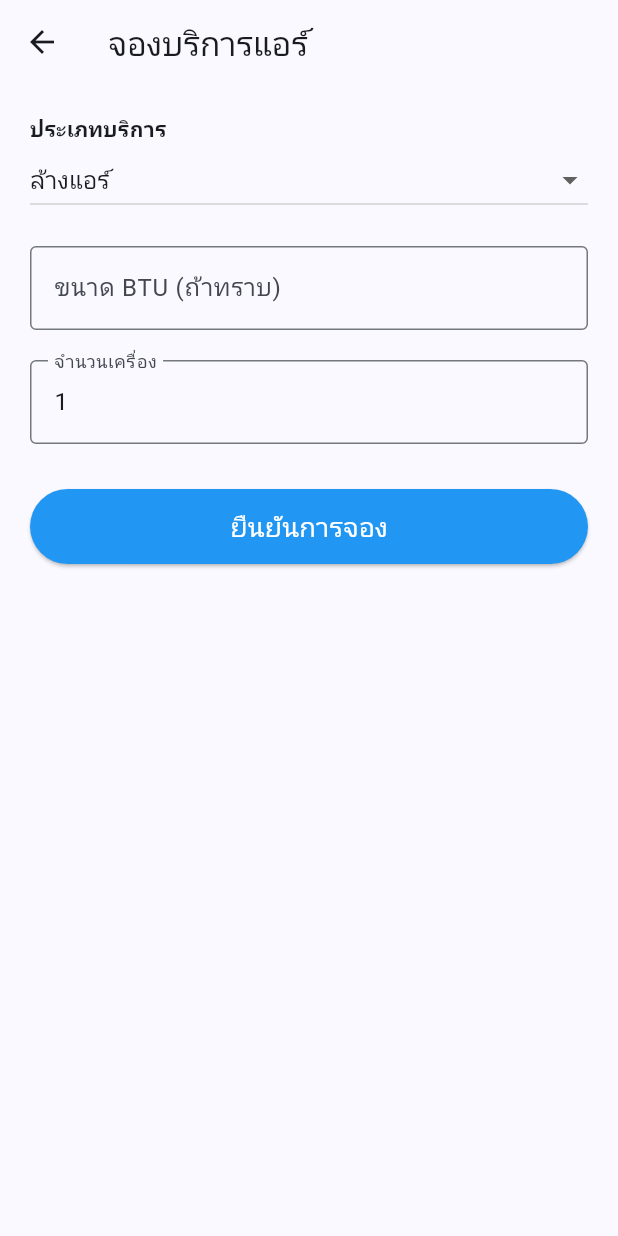
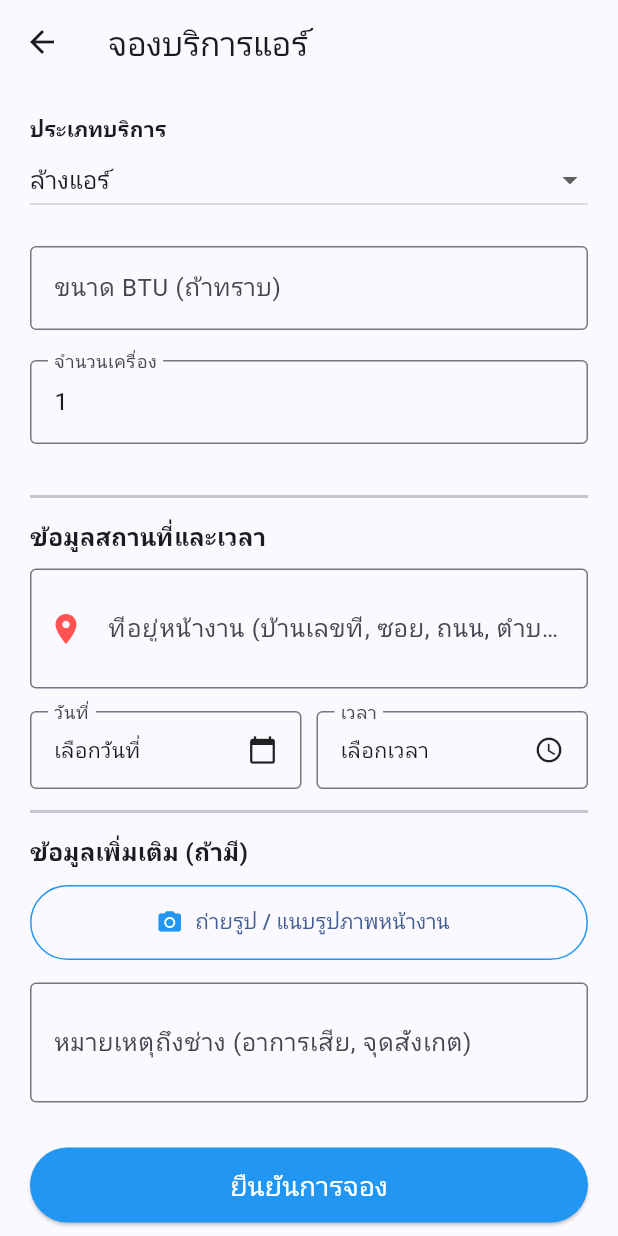
Before and after one commit to TEERAPAT-SUKKASEM/kiangthai_services, a Flutter app: the AirBookingScreen screen opened directly, on a phone screen of 412 x 824 dp. Run offline on Flutter 3.47's test engine with Material 3 defaults, Android fonts, the phone set to English and light mode, and no system bars; our stand-ins replace firebase_core, flutter_dotenv, supabase_flutter; accounts and stored records are empty.

Commit message:
Add SharedBookingFields widget for reusable booking form components in AirBookingScreen

```diff
--- a/lib/ui/customer/air_booking_screen.dart
+++ b/lib/ui/customer/air_booking_screen.dart
@@ -1,5 +1,6 @@
 import 'package:flutter/material.dart';
-import 'package:supabase_flutter/supabase_flutter.dart';
+// import ไฟล์ชิ้นส่วนส่วนกลางของเรา
+import '../widgets/shared_booking_fields.dart';
 
 class AirBookingScreen extends StatefulWidget {
   const AirBookingScreen({super.key});
@@ -9,9 +10,27 @@ class AirBookingScreen extends StatefulWidget {
 }
 
 class _AirBookingScreenState extends State<AirBookingScreen> {
+  // 1. ตัวแปรสำหรับฟอร์มจองแอร์ (เฉพาะของแอร์)
   String _selectedService = 'ล้างแอร์';
   final _btuController = TextEditingController();
   final _countController = TextEditingController(text: '1');
+
+  // 2. ตัวแปรสำหรับชิ้นส่วนส่วนกลาง (เวลา, สถานที่, รูปภาพ)
+  DateTime? _selectedDate;
+  TimeOfDay? _selectedTime;
+  final _addressController = TextEditingController();
+  final _noteController = TextEditingController();
+  bool _hasImage = false;
+
+  @override
+  void dispose() {
+    // ควรล้างข้อมูลใน Controller เมื่อออกจากหน้าจอเพื่อป้องกัน Memory Leak
+    _btuController.dispose();
+    _countController.dispose();
+    _addressController.dispose();
+    _noteController.dispose();
+    super.dispose();
+  }
 
   @override
   Widget build(BuildContext context) {
@@ -39,6 +58,7 @@ class _AirBookingScreenState extends State<AirBookingScreen> {
                 setState(() => _selectedService = newValue!),
           ),
           const SizedBox(height: 20),
+
           TextField(
             controller: _btuController,
             decoration: const InputDecoration(
@@ -48,6 +68,7 @@ class _AirBookingScreenState extends State<AirBookingScreen> {
             keyboardType: TextInputType.number,
           ),
           const SizedBox(height: 20),
+
           TextField(
             controller: _countController,
             decoration: const InputDecoration(
@@ -56,7 +77,45 @@ class _AirBookingScreenState extends State<AirBookingScreen> {
             ),
             keyboardType: TextInputType.number,
           ),
+          const SizedBox(height: 20),
+
+          // --- เรียกใช้งาน SharedBookingFields (ส่งค่าให้ครบถ้วน) ---
+          SharedBookingFields(
+            selectedDate: _selectedDate,
+            selectedTime: _selectedTime,
+            addressController: _addressController,
+            noteController: _noteController,
+            hasImage: _hasImage,
+            onDateTap: () async {
+              DateTime? picked = await showDatePicker(
+                context: context,
+                initialDate: DateTime.now(),
+                firstDate: DateTime.now(),
+                lastDate: DateTime.now().add(const Duration(days: 30)),
+              );
+              if (picked != null) {
+                setState(() => _selectedDate = picked);
+              }
+            },
+            onTimeTap: () async {
+              TimeOfDay? picked = await showTimePicker(
+                context: context,
+                initialTime: TimeOfDay.now(),
+              );
+              if (picked != null) {
+                setState(() => _selectedTime = picked);
+              }
+            },
+            onImageTap: () {
+              // ตอนนี้ทำปุ่มให้กดสลับสถานะได้ก่อน เดี๋ยวเรามาใส่โค้ดกล้องทีหลัง
+              setState(() => _hasImage = !_hasImage);
+            },
+          ),
+
+          // --------------------------------------------------------
           const SizedBox(height: 30),
+
+          // ปุ่มยืนยัน
           ElevatedButton(
             style: ElevatedButton.styleFrom(
               minimumSize: const Size.fromHeight(50),
@@ -64,6 +123,17 @@ class _AirBookingScreenState extends State<AirBookingScreen> {
               foregroundColor: Colors.white,
             ),
             onPressed: () {
+              // ตรวจสอบเบื้องต้นว่ากรอกข้อมูลครบไหม
+              if (_selectedDate == null ||
+                  _selectedTime == null ||
+                  _addressController.text.isEmpty) {
+                ScaffoldMessenger.of(context).showSnackBar(
+                  const SnackBar(
+                    content: Text('กรุณากรอกวันที่ เวลา และที่อยู่ให้ครบถ้วน'),
+                  ),
+                );
+                return;
+              }
               ScaffoldMessenger.of(context).showSnackBar(
                 const SnackBar(content: Text('กำลังบันทึกข้อมูล...')),
               );
--- /dev/null
+++ b/lib/ui/widgets/shared_booking_fields.dart
@@ -0,0 +1,138 @@
+import 'package:flutter/material.dart';
+
+class SharedBookingFields extends StatelessWidget {
+  final DateTime? selectedDate;
+  final TimeOfDay? selectedTime;
+  final TextEditingController addressController;
+  final TextEditingController noteController;
+  final VoidCallback onDateTap;
+  final VoidCallback onTimeTap;
+  final VoidCallback onImageTap;
+  final bool hasImage; // ตัวแปรเช็คว่าลูกค้าแนบรูปหรือยัง
+
+  const SharedBookingFields({
+    super.key,
+    required this.selectedDate,
+    required this.selectedTime,
+    required this.addressController,
+    required this.noteController,
+    required this.onDateTap,
+    required this.onTimeTap,
+    required this.onImageTap,
+    this.hasImage = false,
+  });
+
+  @override
+  Widget build(BuildContext context) {
+    return Column(
+      crossAxisAlignment: CrossAxisAlignment.start,
+      children: [
+        const Divider(height: 30, thickness: 2),
+        const Text(
+          'ข้อมูลสถานที่และเวลา',
+          style: TextStyle(fontWeight: FontWeight.bold, fontSize: 16),
+        ),
+        const SizedBox(height: 10),
+
+        // 1. ช่องกรอกที่อยู่หน้างาน
+        TextField(
+          controller: addressController,
+          maxLines: 2,
+          decoration: const InputDecoration(
+            labelText: 'ที่อยู่หน้างาน (บ้านเลขที่, ซอย, ถนน, ตำบล)',
+            border: OutlineInputBorder(),
+            prefixIcon: Icon(Icons.location_on, color: Colors.redAccent),
+          ),
+        ),
+        const SizedBox(height: 15),
+
+        // 2. ปุ่มเลือกวันที่ และ เวลา (แบ่งครึ่งจอ)
+        Row(
+          children: [
+            Expanded(
+              child: InkWell(
+                onTap: onDateTap,
+                child: InputDecorator(
+                  decoration: const InputDecoration(
+                    border: OutlineInputBorder(),
+                    labelText: 'วันที่',
+                  ),
+                  child: Row(
+                    mainAxisAlignment: MainAxisAlignment.spaceBetween,
+                    children: [
+                      Text(
+                        selectedDate == null
+                            ? 'เลือกวันที่'
+                            : '${selectedDate!.day}/${selectedDate!.month}/${selectedDate!.year}',
+                      ),
+                      const Icon(Icons.calendar_today, size: 20),
+                    ],
+                  ),
+                ),
+              ),
+            ),
+            const SizedBox(width: 10),
+            Expanded(
+              child: InkWell(
+                onTap: onTimeTap,
+                child: InputDecorator(
+                  decoration: const InputDecoration(
+                    border: OutlineInputBorder(),
+                    labelText: 'เวลา',
+                  ),
+                  child: Row(
+                    mainAxisAlignment: MainAxisAlignment.spaceBetween,
+                    children: [
+                      Text(
+                        selectedTime == null
+                            ? 'เลือกเวลา'
+                            : selectedTime!.format(context),
+                      ),
+                      const Icon(Icons.access_time, size: 20),
+                    ],
+                  ),
+                ),
+              ),
+            ),
+          ],
+        ),
+
+        const Divider(height: 30, thickness: 2),
+        const Text(
+          'ข้อมูลเพิ่มเติม (ถ้ามี)',
+          style: TextStyle(fontWeight: FontWeight.bold, fontSize: 16),
+        ),
+        const SizedBox(height: 10),
+
+        // 3. ปุ่มแนบรูปภาพหน้างาน
+        OutlinedButton.icon(
+          onPressed: onImageTap,
+          icon: Icon(
+            hasImage ? Icons.check_circle : Icons.camera_alt,
+            color: hasImage ? Colors.green : Colors.blue,
+          ),
+          label: Text(
+            hasImage
+                ? 'แนบรูปภาพสำเร็จ (กดเพื่อเปลี่ยน)'
+                : 'ถ่ายรูป / แนบรูปภาพหน้างาน',
+          ),
+          style: OutlinedButton.styleFrom(
+            minimumSize: const Size.fromHeight(50),
+            side: BorderSide(color: hasImage ? Colors.green : Colors.blue),
+          ),
+        ),
+        const SizedBox(height: 15),
+
+        // 4. ช่องหมายเหตุ
+        TextField(
+          controller: noteController,
+          maxLines: 2,
+          decoration: const InputDecoration(
+            labelText: 'หมายเหตุถึงช่าง (อาการเสีย, จุดสังเกต)',
+            border: OutlineInputBorder(),
+          ),
+        ),
+      ],
+    );
+  }
+}
```
